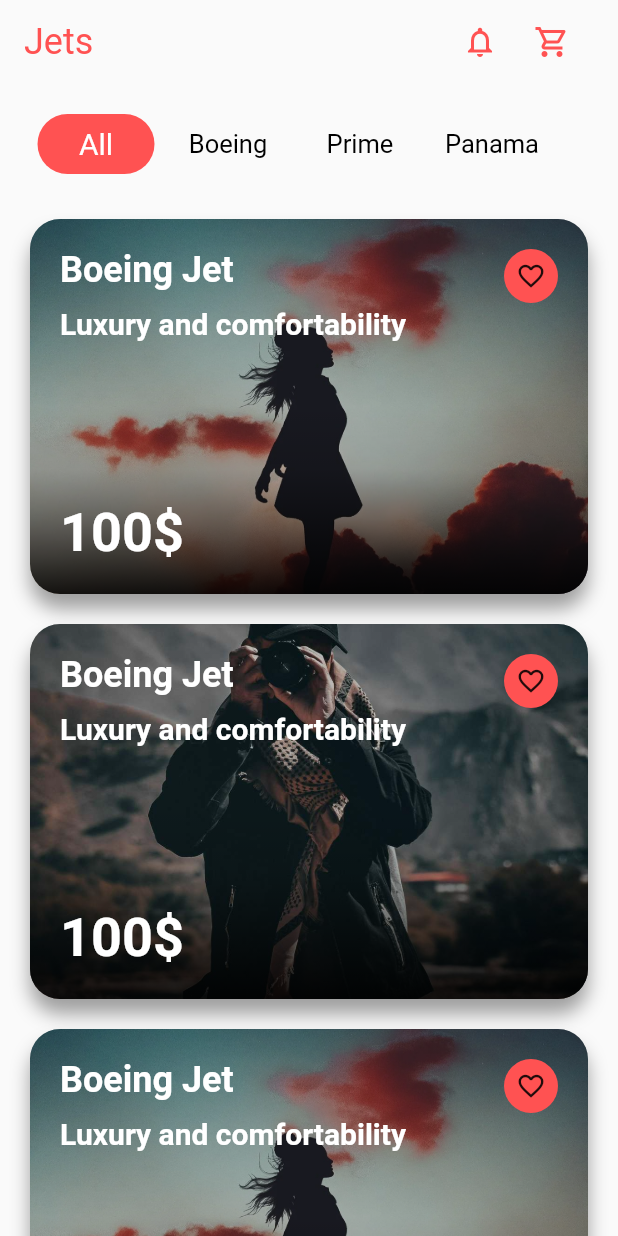
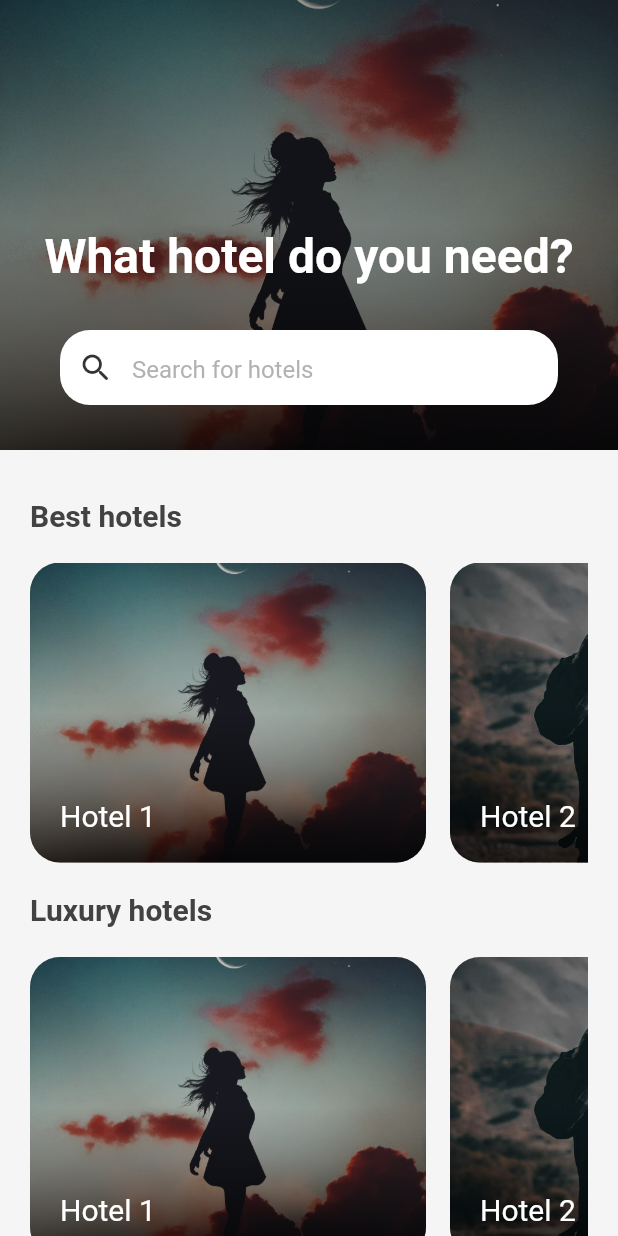
Before and after one commit to boburconquerer/First-project-on-dart, a Flutter app: the screen it shows after launch, on a phone screen of 412 x 824 dp. Run offline on Flutter 3.47's test engine with Material 3 defaults, Android fonts, the phone set to English and light mode, and no system bars; our stand-ins replace flutter_speed_dial; missing offline and left inert: dart:js_interop; key blocks and very long unbroken strings in the code were emptied for the run.

Commit message:
dart hotels:)

```diff
--- a/lib/main.dart
+++ b/lib/main.dart
@@ -13,6 +13,7 @@
 import 'package:mydemo1/pages/follow_page.dart';
 import 'package:mydemo1/pages/home_page.dart';
 import 'package:mydemo1/pages/intermadiate/app_intro_ui.dart';
+import 'package:mydemo1/pages/intermadiate/hotel_ui.dart';
 import 'package:mydemo1/pages/intermadiate/jet_market_ui.dart';
 import 'package:mydemo1/pages/intermadiate/login_ui.dart';
 import 'package:mydemo1/pages/intermadiate/shop_ui.dart';
@@ -44,8 +45,9 @@
         colorScheme: ColorScheme.fromSeed(seedColor: Colors.deepPurple),
         useMaterial3: false,
       ),
-      home:const JetMarketUI(),
+      home:const HotelUI(),
       routes: {
+        JetMarketUI.id: (context) => const JetMarketUI(),
         AppIntroUI.id: (context) => const AppIntroUI(),
         ShopUI.id: (context) => const ShopUI(),
         LoginUI.id: (context) => const LoginUI(),
--- /dev/null
+++ b/lib/pages/intermadiate/hotel_ui.dart
@@ -0,0 +1,180 @@
+import 'package:flutter/material.dart';
+
+class HotelUI extends StatefulWidget {
+  const HotelUI({super.key});
+  static const String id = "HotelUI";
+
+  @override
+  State<HotelUI> createState() => _HotelUIState();
+}
+
+class _HotelUIState extends State<HotelUI> {
+  @override
+  Widget build(BuildContext context) {
+    return Scaffold(
+      backgroundColor: Colors.grey[100],
+      body: SingleChildScrollView(
+        child: Column(
+          crossAxisAlignment: CrossAxisAlignment.start,
+          children: [
+            Container(
+              height: 300,
+              decoration: BoxDecoration(
+                image: DecorationImage(
+                  image: AssetImage('assets/images/giel.png'),
+                  fit: BoxFit.cover
+                )
+              ),
+
+              child: Container(
+                decoration: BoxDecoration(
+                  gradient: LinearGradient(
+                    begin: Alignment.bottomRight,
+                    colors: [
+                      Colors.black.withOpacity(.8),
+                      Colors.black.withOpacity(.4)
+                    ]
+                  )
+                ),
+
+                child: Column(
+                  mainAxisAlignment: MainAxisAlignment.end,
+                  children: [
+                    Text("What hotel do you need?", textAlign: TextAlign.center, style: TextStyle(fontSize: 32, color: Colors.white, fontWeight: FontWeight.bold),),
+                    SizedBox(height: 30,),
+                    Container(
+                      padding: EdgeInsets.symmetric(vertical: 3),
+                      margin: EdgeInsets.symmetric(horizontal: 40),
+                      height: 50,
+                      decoration: BoxDecoration(
+                        borderRadius: BorderRadius.circular(20),
+                        color: Colors.white
+                      ),
+
+                      child: TextField(
+                        decoration: InputDecoration(
+                          border: InputBorder.none,
+                          prefixIcon: Icon(Icons.search_rounded, color: Colors.black.withOpacity(0.8),),
+                          hintStyle: TextStyle(color: Colors.grey.withOpacity(.8), fontSize: 16),
+                          hintText: "Search for hotels"
+                        ),
+                      ),
+                    ),
+
+                    SizedBox(height: 30,)
+                  ],
+                ),
+              ),
+            ),
+
+            SizedBox(height: 32,),
+
+            Container(
+              padding: EdgeInsets.symmetric(horizontal: 20),
+              child: Column(
+                crossAxisAlignment: CrossAxisAlignment.start,
+                children: [
+                  Text("Best hotels", style: TextStyle(fontSize: 20, fontWeight: FontWeight.bold, color: Colors.grey[800]),),
+                  SizedBox(height: 20,),
+                  Container(
+                    height: 200,
+                    child: ListView(
+                      scrollDirection: Axis.horizontal,
+                      children: [
+                        makeItem(image: "assets/images/giel.png", title: "Hotel 1"),
+                        makeItem(image: "assets/images/profile-picture.jpeg", title: "Hotel 2"),
+                        makeItem(image: "assets/images/giel.png", title: "Hotel 1"),
+                        makeItem(image: "assets/images/profile-picture.jpeg", title: "Hotel 2"),
+                        makeItem(image: "assets/images/giel.png", title: "Hotel 1"),
+                        makeItem(image: "assets/images/profile-picture.jpeg", title: "Hotel 2"),
+                        makeItem(image: "assets/images/giel.png", title: "Hotel 1"),
+                        makeItem(image: "assets/images/profile-picture.jpeg", title: "Hotel 2"),
+                        makeItem(image: "assets/images/giel.png", title: "Hotel 1"),
+                        makeItem(image: "assets/images/profile-picture.jpeg", title: "Hotel 2"),
+                      ],
+                    ),
+                  ),
+
+                  SizedBox(height: 20,),
+
+                  Text("Luxury hotels", style: TextStyle( fontWeight: FontWeight.bold, color: Colors.grey[800], fontSize: 20),),
+                  SizedBox(height: 20,),
+                  Container(
+                    height: 200,
+                    child: ListView(
+                      scrollDirection: Axis.horizontal,
+                      children: [
+                        makeItem(image: "assets/images/giel.png", title: "Hotel 1"),
+                        makeItem(image: "assets/images/profile-picture.jpeg", title: "Hotel 2"),
+                        makeItem(image: "assets/images/giel.png", title: "Hotel 1"),
+                        makeItem(image: "assets/images/profile-picture.jpeg", title: "Hotel 2"),
+                        makeItem(image: "assets/images/giel.png", title: "Hotel 1"),
+                        makeItem(image: "assets/images/profile-picture.jpeg", title: "Hotel 2"),
+                      ],
+                    ),
+                  ),
+
+                  SizedBox(height: 20,),
+
+                  Text("Affordable hotels", style: TextStyle( fontWeight: FontWeight.bold, color: Colors.grey[800], fontSize: 20),),
+                  SizedBox(height: 20,),
+                  Container(
+                    height: 200,
+                    child: ListView(
+                      scrollDirection: Axis.horizontal,
+                      children: [
+                        makeItem(image: "assets/images/giel.png", title: "Hotel 1"),
+                        makeItem(image: "assets/images/profile-picture.jpeg", title: "Hotel 2"),
+                        makeItem(image: "assets/images/giel.png", title: "Hotel 1"),
+                        makeItem(image: "assets/images/profile-picture.jpeg", title: "Hotel 2"),
+                        makeItem(image: "assets/images/giel.png", title: "Hotel 1"),
+                        makeItem(image: "assets/images/profile-picture.jpeg", title: "Hotel 2"),
+                      ],
+                    ),
+                  ),
+
+                  SizedBox(height: 80,)
+                ],
+              ),
+            )
+          ],
+        ),
+      ),
+    );
+  }
+
+  Widget makeItem({image, title}) {
+    return AspectRatio(
+        aspectRatio: 1.4/1,
+      child: Container(
+        margin: EdgeInsets.only(right: 16),
+        decoration: BoxDecoration(
+          borderRadius: BorderRadius.circular(20),
+          image: DecorationImage(
+            image: AssetImage(image),
+            fit: BoxFit.cover
+          )
+        ),
+
+        child: Container(
+          padding: EdgeInsets.all(20),
+          decoration: BoxDecoration(
+            borderRadius: BorderRadius.circular(20),
+            gradient: LinearGradient(
+              begin: Alignment.bottomRight,
+              colors: [
+                Colors.black.withOpacity(.8),
+                Colors.black.withOpacity(.2)
+              ]
+            )
+          ),
+
+          child: Align(
+            alignment: Alignment.bottomLeft,
+            child: Text(title, style: TextStyle(color: Colors.white, fontSize: 20),),
+          ),
+        ),
+      ),
+    );
+  }
+}
```
